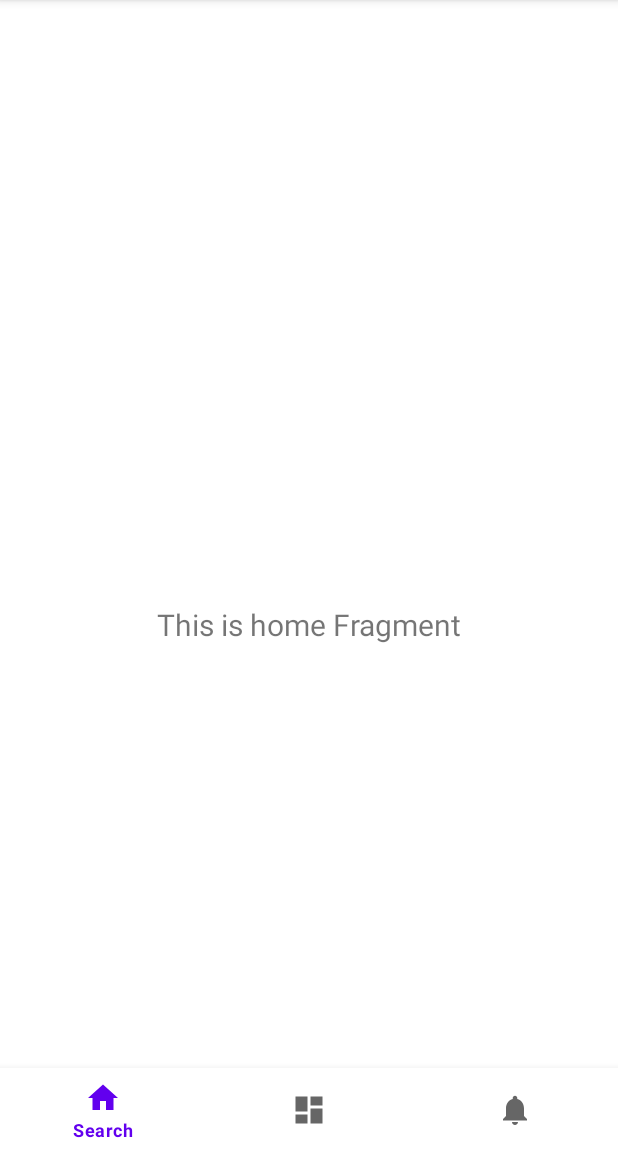
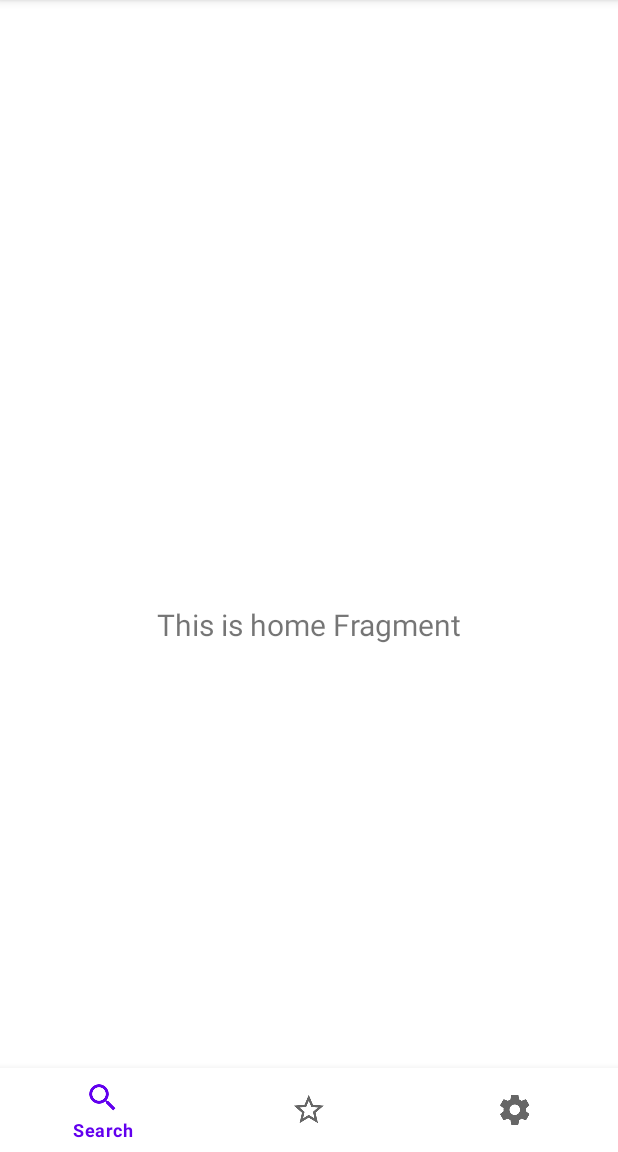
Before and after one commit to ivannavratil/SofaScoreAndroidAcademyProject, an Android app: the screen it shows after launch (MainActivity), on a phone screen of 412 x 824 dp, the part 84-1236 px from its top. Run offline under Robolectric (Android 15) with nearby library versions, the phone set to English and light mode, and no system bars; our stand-ins replace navigation-ui.

Commit message:
Navigation icons added

```diff
--- a/app/src/main/res/menu/bottom_nav_menu.xml
+++ b/app/src/main/res/menu/bottom_nav_menu.xml
@@ -3,17 +3,17 @@
 
     <item
         android:id="@+id/navigation_home"
-        android:icon="@drawable/ic_home_black_24dp"
+        android:icon="@drawable/ic_search"
         android:title="@string/Search" />
 
     <item
         android:id="@+id/navigation_dashboard"
-        android:icon="@drawable/ic_dashboard_black_24dp"
+        android:icon="@drawable/ic_star_0"
         android:title="@string/Favorites" />
 
     <item
         android:id="@+id/navigation_notifications"
-        android:icon="@drawable/ic_notifications_black_24dp"
+        android:icon="@drawable/ic_settings"
         android:title="@string/Settings" />
 
 </menu>
```
